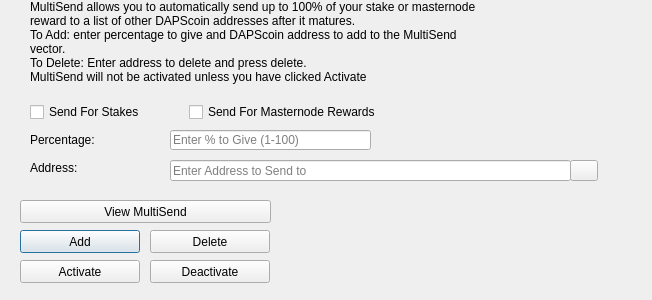
The window that src/qt/forms/multisenddialog.ui (pedrorv0106/DAPS) describes before a commit, drawn with Qt 5.
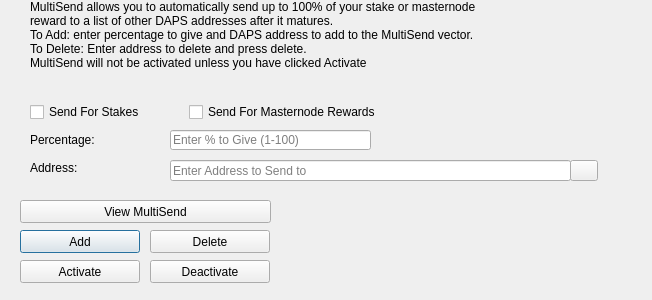
The same window after the commit. Icons and pictures are not drawn.

Commit message:
DAPS-994 Make sure the company name is written DAPS Coin, and not DAPScoin (#598)
* Change Window Title to DAPS Coin Keychain Wallet

* Change Copyrights to DAPS Project

* Change to DAPS Project developers

* Missed PIVX attribution

* Fix compile error

* Change strings from DAPScoin to DAPS

```diff
--- a/src/qt/forms/multisenddialog.ui
+++ b/src/qt/forms/multisenddialog.ui
@@ -61,8 +61,8 @@
     <number>1</number>
    </property>
    <property name="text">
-    <string>MultiSend allows you to automatically send up to 100% of your stake or masternode reward to a list of other DAPScoin addresses after it matures.
-To Add: enter percentage to give and DAPScoin address to add to the MultiSend vector.
+    <string>MultiSend allows you to automatically send up to 100% of your stake or masternode reward to a list of other DAPS addresses after it matures.
+To Add: enter percentage to give and DAPS address to add to the MultiSend vector.
 To Delete: Enter address to delete and press delete.
 MultiSend will not be activated unless you have clicked Activate</string>
    </property>
```
The commit also changes 212 other files.
